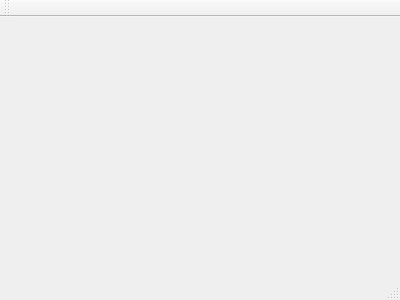
vsklamm/qqipa, file mainwindow.ui: the form before one commit.
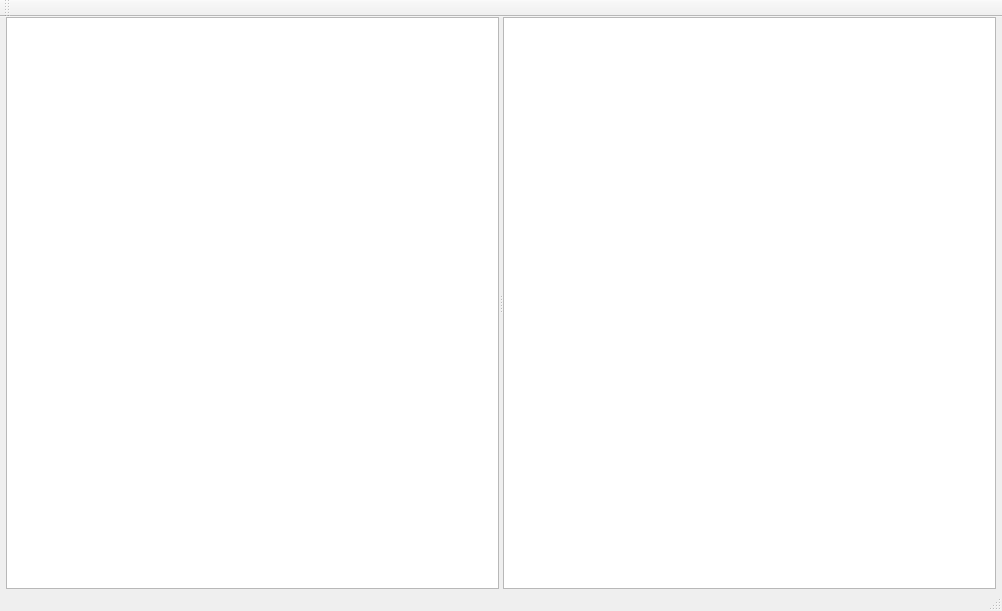
The form after the commit.

What changed in the file:
```diff
--- a/mainwindow.ui
+++ b/mainwindow.ui
@@ -1,24 +1,63 @@
 <ui version="4.0">
  <class>MainWindow</class>
- <widget class="QMainWindow" name="MainWindow" >
-  <property name="geometry" >
+ <widget class="QMainWindow" name="MainWindow">
+  <property name="geometry">
    <rect>
     <x>0</x>
     <y>0</y>
-    <width>400</width>
-    <height>300</height>
+    <width>1002</width>
+    <height>611</height>
    </rect>
   </property>
   <property name="windowTitle" >
    <string>MainWindow</string>
   </property>
-  <widget class="QMenuBar" name="menuBar" />
-  <widget class="QToolBar" name="mainToolBar" />
-  <widget class="QWidget" name="centralWidget" />
-  <widget class="QStatusBar" name="statusBar" />
+  <widget class="QWidget" name="centralWidget">
+   <layout class="QHBoxLayout" name="horizontalLayout">
+    <property name="leftMargin">
+     <number>6</number>
+    </property>
+    <property name="topMargin">
+     <number>0</number>
+    </property>
+    <property name="rightMargin">
+     <number>6</number>
+    </property>
+    <property name="bottomMargin">
+     <number>0</number>
+    </property>
+    <item>
+     <widget class="QSplitter" name="splitter">
+      <property name="orientation">
+       <enum>Qt::Horizontal</enum>
+      </property>
+      <widget class="QListView" name="listView"/>
+      <widget class="QTextBrowser" name="textBrowser"/>
+     </widget>
+    </item>
+   </layout>
+  </widget>
+  <widget class="QMenuBar" name="menuBar">
+   <property name="geometry">
+    <rect>
+     <x>0</x>
+     <y>0</y>
+     <width>1002</width>
+     <height>22</height>
+    </rect>
+   </property>
+  </widget>
+  <widget class="QToolBar" name="mainToolBar">
+   <attribute name="toolBarArea">
+    <enum>TopToolBarArea</enum>
+   </attribute>
+   <attribute name="toolBarBreak">
+    <bool>false</bool>
+   </attribute>
+  </widget>
+  <widget class="QStatusBar" name="statusBar"/>
  </widget>
- <layoutDefault spacing="6" margin="11" />
- <pixmapfunction></pixmapfunction>
+ <layoutdefault spacing="6" margin="11"/>
  <resources/>
  <connections/>
 </ui>
```
Left out of the diff: 3 changed lines with no effect on the pictures.
